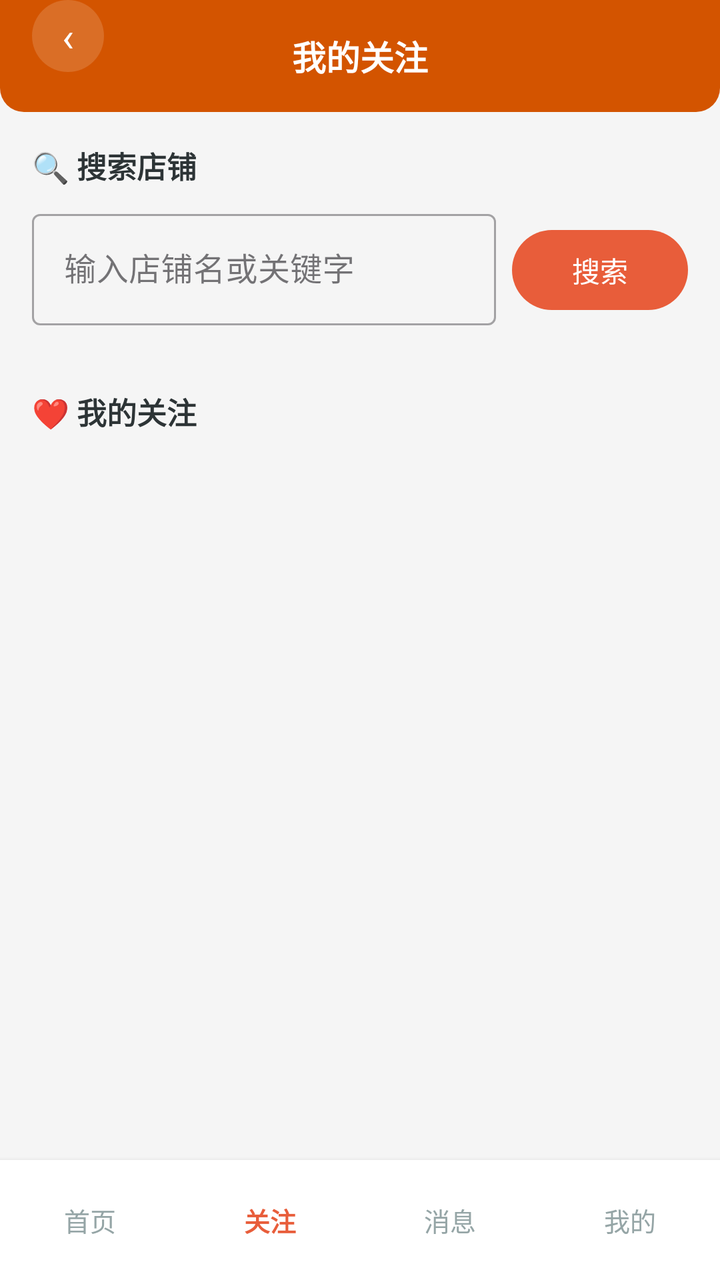
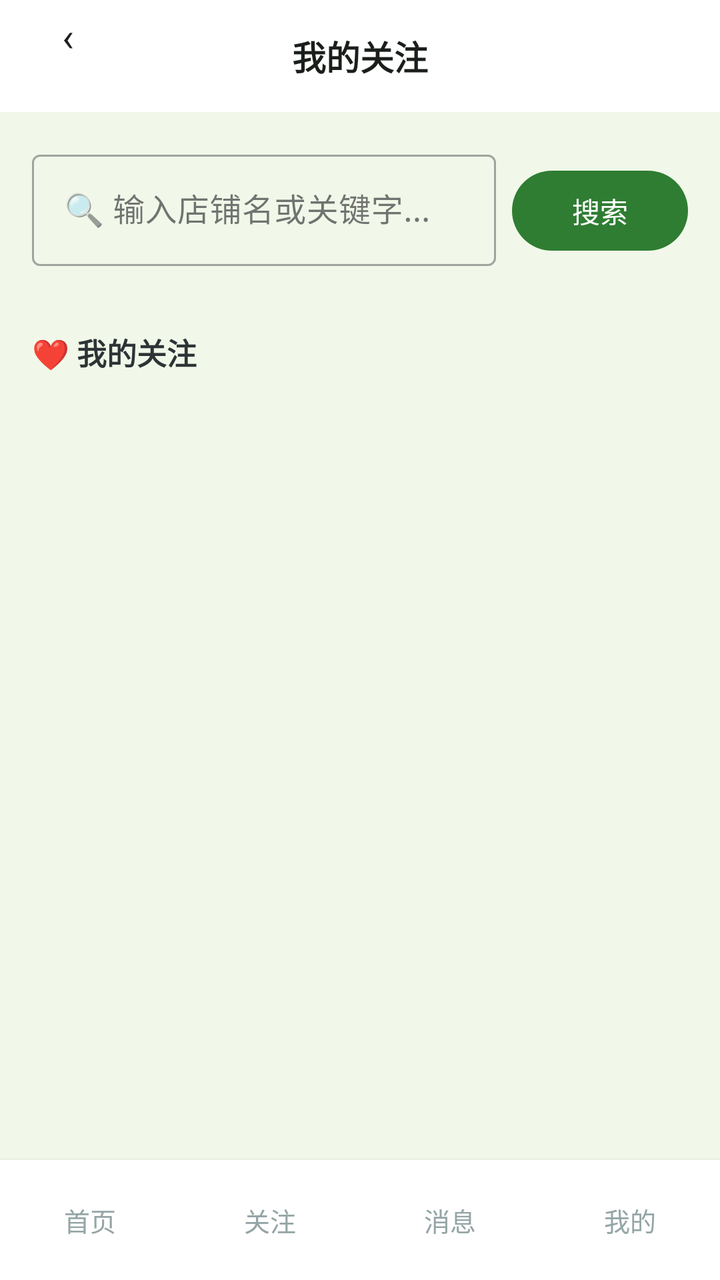

Two renders of the same Android screen: before a commit and after it. Below are the layout's source before the change and the commit's diff.
<!-- AndroidManifest.xml: application theme Theme.ClothingSI -->
<!-- res/layout/activity_buyer_follows.xml -->
<?xml version="1.0" encoding="utf-8"?>
<LinearLayout xmlns:android="http://schemas.android.com/apk/res/android"
    xmlns:app="http://schemas.android.com/apk/res-auto"
    android:layout_width="match_parent" android:layout_height="match_parent"
    android:background="#F5F5F5" android:orientation="vertical">

    <RelativeLayout android:layout_width="match_parent" android:layout_height="56dp"
        android:background="@drawable/header_bar_bg" android:paddingHorizontal="16dp">
        <TextView android:id="@+id/btn_back" android:layout_width="36dp" android:layout_height="36dp"
            android:text="‹" android:textSize="20dp" android:textColor="#FFFFFF"
            android:gravity="center" android:background="@drawable/circle_bg" />
        <TextView android:layout_width="wrap_content" android:layout_height="wrap_content"
            android:text="我的关注" android:textSize="17dp" android:textStyle="bold"
            android:textColor="#FFFFFF" android:layout_centerInParent="true" />
    </RelativeLayout>

    <ScrollView android:layout_width="match_parent" android:layout_height="0dp"
        android:layout_weight="1">
        <LinearLayout android:layout_width="match_parent" android:layout_height="wrap_content"
            android:orientation="vertical" android:padding="16dp">

            
            <TextView android:layout_width="wrap_content" android:layout_height="wrap_content"
                android:text="🔍 搜索店铺" android:textSize="15dp" android:textStyle="bold"
                android:textColor="#2D3436" android:layout_marginBottom="8dp" />
            <LinearLayout android:layout_width="match_parent" android:layout_height="wrap_content"
                android:orientation="horizontal" android:layout_marginBottom="16dp">
                <com.google.android.material.textfield.TextInputLayout style="@style/Widget.MaterialComponents.TextInputLayout.OutlinedBox"
                    android:layout_width="0dp" android:layout_height="wrap_content" android:layout_weight="1"
                    android:layout_marginEnd="8dp">
                    <com.google.android.material.textfield.TextInputEditText android:id="@+id/et_search"
                        android:layout_width="match_parent" android:layout_height="wrap_content"
                        android:hint="输入店铺名或关键字" />
                </com.google.android.material.textfield.TextInputLayout>
                <com.google.android.material.button.MaterialButton android:id="@+id/btn_search"
                    android:layout_width="wrap_content" android:layout_height="wrap_content"
                    android:text="搜索" app:cornerRadius="20dp" />
            </LinearLayout>

            
            <LinearLayout android:id="@+id/layout_search_results"
                android:layout_width="match_parent" android:layout_height="wrap_content"
                android:orientation="vertical" android:layout_marginBottom="16dp" />

            
            <TextView android:layout_width="wrap_content" android:layout_height="wrap_content"
                android:text="❤️ 我的关注" android:textSize="15dp" android:textStyle="bold"
                android:textColor="#2D3436" android:layout_marginBottom="8dp" />
            <LinearLayout android:id="@+id/layout_followed_list"
                android:layout_width="match_parent" android:layout_height="wrap_content"
                android:orientation="vertical" />

        </LinearLayout>
    </ScrollView>

    
    <LinearLayout android:layout_width="match_parent" android:layout_height="wrap_content"
        android:orientation="horizontal" android:gravity="center"
        android:paddingVertical="10dp" android:background="#FFFFFF"
        android:weightSum="4" android:elevation="4dp">
        <TextView android:id="@+id/bottom_home" android:layout_width="0dp" android:layout_height="40dp" android:layout_weight="1"
            android:gravity="center" android:text="首页" android:textColor="#95A5A6"
            android:textSize="13dp" android:clickable="true" android:focusable="true" />
        <TextView android:layout_width="0dp" android:layout_height="40dp" android:layout_weight="1"
            android:gravity="center" android:text="关注" android:textColor="#E85D3A"
            android:textStyle="bold" android:textSize="13dp" />
        <TextView android:id="@+id/bottom_messages" android:layout_width="0dp" android:layout_height="40dp"
            android:layout_weight="1" android:gravity="center" android:text="消息"
            android:textColor="#95A5A6" android:textSize="13dp"
            android:clickable="true" android:focusable="true" />
        <TextView android:id="@+id/bottom_profile" android:layout_width="0dp" android:layout_height="40dp"
            android:layout_weight="1" android:gravity="center" android:text="我的"
            android:textColor="#95A5A6" android:textSize="13dp"
            android:clickable="true" android:focusable="true" />
    </LinearLayout>
</LinearLayout>
<!-- resources referenced by this layout -->
<resources>
  <!-- drawable circle_bg (drawable) -->
  <?xml version="1.0" encoding="utf-8"?>
  <shape xmlns:android="http://schemas.android.com/apk/res/android" android:shape="oval">
      <solid android:color="#26FFFFFF" />
  </shape>
  <!-- drawable header_bar_bg (drawable) -->
  <?xml version="1.0" encoding="utf-8"?>
  <shape xmlns:android="http://schemas.android.com/apk/res/android" android:shape="rectangle">
      <solid android:color="#D35400" />
      <corners android:bottomLeftRadius="12dp" android:bottomRightRadius="12dp" />
  </shape>
  <style name="Theme.ClothingSI" parent="Theme.Material3.Light.NoActionBar">
          <item name="colorPrimary">@color/primary</item>
          <item name="colorPrimaryDark">@color/primary_dark</item>
          <item name="colorAccent">@color/accent</item>
          <item name="android:statusBarColor">@color/primary_dark</item>
          <item name="android:navigationBarColor">@color/white</item>
      </style>
  <color name="primary">#E85D3A</color>
  <color name="primary_dark">#D35400</color>
  <color name="accent">#F4A460</color>
  <color name="white">#FFFFFF</color>
</resources>

<!-- the commit's change to res/layout/activity_buyer_follows.xml (unified diff, before → after) -->
@@ -2,75 +2,69 @@
 <LinearLayout xmlns:android="http://schemas.android.com/apk/res/android"
     xmlns:app="http://schemas.android.com/apk/res-auto"
     android:layout_width="match_parent" android:layout_height="match_parent"
-    android:background="#F5F5F5" android:orientation="vertical">
-
+    android:background="@color/bg" android:orientation="vertical">
     <RelativeLayout android:layout_width="match_parent" android:layout_height="56dp"
         android:background="@drawable/header_bar_bg" android:paddingHorizontal="16dp">
         <TextView android:id="@+id/btn_back" android:layout_width="36dp" android:layout_height="36dp"
-            android:text="‹" android:textSize="20dp" android:textColor="#FFFFFF"
+            android:text="‹" android:textSize="20dp" android:textColor="@color/text_primary"
             android:gravity="center" android:background="@drawable/circle_bg" />
         <TextView android:layout_width="wrap_content" android:layout_height="wrap_content"
             android:text="我的关注" android:textSize="17dp" android:textStyle="bold"
-            android:textColor="#FFFFFF" android:layout_centerInParent="true" />
+            android:textColor="@color/text_primary" android:layout_centerInParent="true" />
     </RelativeLayout>
-
     <ScrollView android:layout_width="match_parent" android:layout_height="0dp"
         android:layout_weight="1">
         <LinearLayout android:layout_width="match_parent" android:layout_height="wrap_content"
             android:orientation="vertical" android:padding="16dp">
-
-            
-            <TextView android:layout_width="wrap_content" android:layout_height="wrap_content"
-                android:text="🔍 搜索店铺" android:textSize="15dp" android:textStyle="bold"
-                android:textColor="#2D3436" android:layout_marginBottom="8dp" />
             <LinearLayout android:layout_width="match_parent" android:layout_height="wrap_content"
                 android:orientation="horizontal" android:layout_marginBottom="16dp">
-                <com.google.android.material.textfield.TextInputLayout style="@style/Widget.MaterialComponents.TextInputLayout.OutlinedBox"
+                <com.google.android.material.textfield.TextInputLayout
+                    style="@style/Widget.MaterialComponents.TextInputLayout.OutlinedBox"
                     android:layout_width="0dp" android:layout_height="wrap_content" android:layout_weight="1"
                     android:layout_marginEnd="8dp">
                     <com.google.android.material.textfield.TextInputEditText android:id="@+id/et_search"
                         android:layout_width="match_parent" android:layout_height="wrap_content"
-                        android:hint="输入店铺名或关键字" />
+                        android:hint="🔍 输入店铺名或关键字..."
+                        android:imeOptions="actionSearch" android:singleLine="true" />
                 </com.google.android.material.textfield.TextInputLayout>
                 <com.google.android.material.button.MaterialButton android:id="@+id/btn_search"
                     android:layout_width="wrap_content" android:layout_height="wrap_content"
                     android:text="搜索" app:cornerRadius="20dp" />
             </LinearLayout>
-
-            
             <LinearLayout android:id="@+id/layout_search_results"
                 android:layout_width="match_parent" android:layout_height="wrap_content"
                 android:orientation="vertical" android:layout_marginBottom="16dp" />
-
-            
             <TextView android:layout_width="wrap_content" android:layout_height="wrap_content"
                 android:text="❤️ 我的关注" android:textSize="15dp" android:textStyle="bold"
                 android:textColor="#2D3436" android:layout_marginBottom="8dp" />
             <LinearLayout android:id="@+id/layout_followed_list"
                 android:layout_width="match_parent" android:layout_height="wrap_content"
                 android:orientation="vertical" />
-
         </LinearLayout>
     </ScrollView>
-
-    
-    <LinearLayout android:layout_width="match_parent" android:layout_height="wrap_content"
-        android:orientation="horizontal" android:gravity="center"
-        android:paddingVertical="10dp" android:background="#FFFFFF"
-        android:weightSum="4" android:elevation="4dp">
-        <TextView android:id="@+id/bottom_home" android:layout_width="0dp" android:layout_height="40dp" android:layout_weight="1"
-            android:gravity="center" android:text="首页" android:textColor="#95A5A6"
-            android:textSize="13dp" android:clickable="true" android:focusable="true" />
-        <TextView android:layout_width="0dp" android:layout_height="40dp" android:layout_weight="1"
-            android:gravity="center" android:text="关注" android:textColor="#E85D3A"
-            android:textStyle="bold" android:textSize="13dp" />
-        <TextView android:id="@+id/bottom_messages" android:layout_width="0dp" android:layout_height="40dp"
-            android:layout_weight="1" android:gravity="center" android:text="消息"
-            android:textColor="#95A5A6" android:textSize="13dp"
-            android:clickable="true" android:focusable="true" />
-        <TextView android:id="@+id/bottom_profile" android:layout_width="0dp" android:layout_height="40dp"
-            android:layout_weight="1" android:gravity="center" android:text="我的"
-            android:textColor="#95A5A6" android:textSize="13dp"
-            android:clickable="true" android:focusable="true" />
-    </LinearLayout>
+    <include layout="@layout/include_buyer_bottom" />
 </LinearLayout>
+<!-- res/layout/include_buyer_bottom.xml (included above) -->
+<?xml version="1.0" encoding="utf-8"?>
+<LinearLayout xmlns:android="http://schemas.android.com/apk/res/android"
+    android:layout_width="match_parent" android:layout_height="wrap_content"
+    android:orientation="horizontal" android:gravity="center"
+    android:paddingVertical="10dp" android:background="#FFFFFF"
+    android:weightSum="4" android:elevation="4dp">
+    <TextView android:id="@+id/bottom_home" android:layout_width="0dp" android:layout_height="40dp"
+        android:layout_weight="1" android:gravity="center" android:text="首页"
+        android:textSize="13dp" android:textColor="#95A5A6"
+        android:clickable="true" android:focusable="true" />
+    <TextView android:id="@+id/bottom_follow" android:layout_width="0dp" android:layout_height="40dp"
+        android:layout_weight="1" android:gravity="center" android:text="关注"
+        android:textSize="13dp" android:textColor="#95A5A6"
+        android:clickable="true" android:focusable="true" />
+    <TextView android:id="@+id/bottom_messages" android:layout_width="0dp" android:layout_height="40dp"
+        android:layout_weight="1" android:gravity="center" android:text="消息"
+        android:textSize="13dp" android:textColor="#95A5A6"
+        android:clickable="true" android:focusable="true" />
+    <TextView android:id="@+id/bottom_profile" android:layout_width="0dp" android:layout_height="40dp"
+        android:layout_weight="1" android:gravity="center" android:text="我的"
+        android:textSize="13dp" android:textColor="#95A5A6"
+        android:clickable="true" android:focusable="true" />
+</LinearLayout>
<!-- resource entries referenced after the edit -->
@@ -1,5 +1,7 @@
 <!-- resources referenced by this layout -->
 <resources>
+  <color name="bg">#F1F8E9</color>
+  <color name="text_primary">#1B1F1B</color>
   <!-- drawable circle_bg (drawable) -->
   <?xml version="1.0" encoding="utf-8"?>
   <shape xmlns:android="http://schemas.android.com/apk/res/android" android:shape="oval">
@@ -8,19 +10,26 @@
   <!-- drawable header_bar_bg (drawable) -->
   <?xml version="1.0" encoding="utf-8"?>
   <shape xmlns:android="http://schemas.android.com/apk/res/android" android:shape="rectangle">
-      <solid android:color="#D35400" />
-      <corners android:bottomLeftRadius="12dp" android:bottomRightRadius="12dp" />
+      <solid android:color="#FFFFFF" />
   </shape>
   <style name="Theme.ClothingSI" parent="Theme.Material3.Light.NoActionBar">
           <item name="colorPrimary">@color/primary</item>
           <item name="colorPrimaryDark">@color/primary_dark</item>
           <item name="colorAccent">@color/accent</item>
-          <item name="android:statusBarColor">@color/primary_dark</item>
+          <item name="android:statusBarColor">@android:color/transparent</item>
           <item name="android:navigationBarColor">@color/white</item>
+          
+          <item name="android:windowLightStatusBar">true</item>
+          
+          <item name="android:fontFamily">sans-serif</item>
+          <item name="android:textViewStyle">@style/TextView.Base</item>
       </style>
-  <color name="primary">#E85D3A</color>
-  <color name="primary_dark">#D35400</color>
-  <color name="accent">#F4A460</color>
+  <color name="primary">#2E7D32</color>
+  <color name="primary_dark">#1B5E20</color>
+  <color name="accent">#66BB6A</color>
   <color name="white">#FFFFFF</color>
+  <style name="TextView.Base" parent="android:Widget.TextView">
+          <item name="android:fontFamily">sans-serif</item>
+      </style>
 </resources>
 
